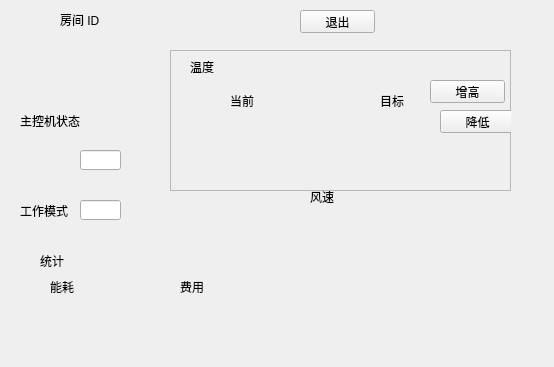
Before: the Qt Designer form src/client/ui/controlwindow.ui in iYiYaHa/Air-Conditioner, drawn with Qt 5.
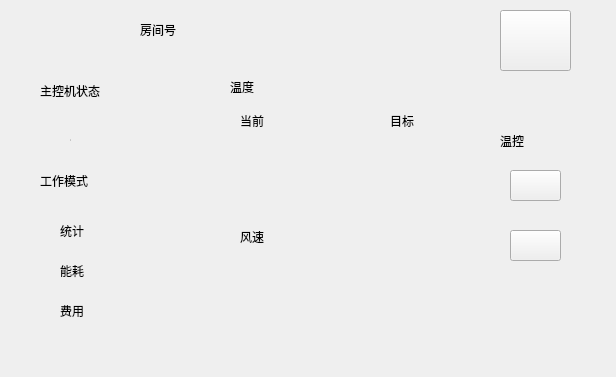
After: the same form once the commit is applied. Icons and pictures are not drawn.

```diff
--- a/src/client/ui/controlwindow.ui
+++ b/src/client/ui/controlwindow.ui
@@ -6,8 +6,8 @@
    <rect>
     <x>0</x>
     <y>0</y>
-    <width>554</width>
-    <height>367</height>
+    <width>616</width>
+    <height>377</height>
    </rect>
   </property>
   <property name="windowTitle">
@@ -18,8 +18,8 @@
     <rect>
      <x>0</x>
      <y>0</y>
-     <width>561</width>
-     <height>371</height>
+     <width>621</width>
+     <height>381</height>
     </rect>
    </property>
    <property name="styleSheet">
@@ -40,8 +40,8 @@
    <widget class="QFrame" name="frame_2">
     <property name="geometry">
      <rect>
-      <x>10</x>
-      <y>100</y>
+      <x>30</x>
+      <y>70</y>
       <width>181</width>
       <height>141</height>
      </rect>
@@ -66,36 +66,38 @@
       <rect>
        <x>10</x>
        <y>100</y>
-       <width>61</width>
+       <width>71</width>
        <height>21</height>
       </rect>
      </property>
+     <property name="styleSheet">
+      <string notr="true">#WorkingModeLabel{
+background-color:transparent;
+	font: 12pt &quot;幼圆&quot;;
+}</string>
+     </property>
      <property name="text">
       <string>工作模式</string>
      </property>
     </widget>
-    <widget class="QLineEdit" name="ServerState">
-     <property name="geometry">
-      <rect>
-       <x>70</x>
-       <y>50</y>
-       <width>41</width>
-       <height>20</height>
-      </rect>
-     </property>
-     <property name="readOnly">
-      <bool>true</bool>
-     </property>
-    </widget>
     <widget class="QLineEdit" name="WorkingMode">
      <property name="geometry">
       <rect>
-       <x>70</x>
+       <x>90</x>
        <y>100</y>
        <width>41</width>
        <height>20</height>
       </rect>
      </property>
+     <property name="styleSheet">
+      <string notr="true">#WorkingMode {
+background-color:transparent;
+	font: 12pt &quot;幼圆&quot;;
+}</string>
+     </property>
+     <property name="frame">
+      <bool>false</bool>
+     </property>
      <property name="readOnly">
       <bool>true</bool>
      </property>
@@ -116,14 +118,40 @@
       <string>主控机状态</string>
      </property>
     </widget>
+    <widget class="QCheckBox" name="ServerState">
+     <property name="geometry">
+      <rect>
+       <x>40</x>
+       <y>50</y>
+       <width>101</width>
+       <height>41</height>
+      </rect>
+     </property>
+     <property name="styleSheet">
+      <string notr="true">#ServerState:indicator{
+width:0px;
+height:0px;
+}
+#ServerState:checked{
+border-image: url(:/button/On.png);
+}
+
+#ServerState:unchecked{
+border-image: url(:/button/Off.png);
+}</string>
+     </property>
+     <property name="text">
+      <string/>
+     </property>
+    </widget>
    </widget>
    <widget class="QFrame" name="frame_3">
     <property name="geometry">
      <rect>
-      <x>10</x>
-      <y>240</y>
-      <width>341</width>
-      <height>91</height>
+      <x>30</x>
+      <y>210</y>
+      <width>181</width>
+      <height>121</height>
      </rect>
     </property>
     <property name="styleSheet">
@@ -157,10 +185,10 @@
     <widget class="QLabel" name="EnergyLabel">
      <property name="geometry">
       <rect>
-       <x>40</x>
-       <y>30</y>
+       <x>30</x>
+       <y>50</y>
        <width>31</width>
-       <height>34</height>
+       <height>21</height>
       </rect>
      </property>
      <property name="styleSheet">
@@ -173,10 +201,10 @@
     <widget class="QLabel" name="CostLabel">
      <property name="geometry">
       <rect>
-       <x>170</x>
-       <y>30</y>
+       <x>30</x>
+       <y>90</y>
        <width>31</width>
-       <height>34</height>
+       <height>21</height>
       </rect>
      </property>
      <property name="styleSheet">
@@ -189,8 +217,8 @@
     <widget class="QLineEdit" name="Energy">
      <property name="geometry">
       <rect>
-       <x>80</x>
-       <y>40</y>
+       <x>70</x>
+       <y>50</y>
        <width>81</width>
        <height>20</height>
       </rect>
@@ -211,8 +239,8 @@
     <widget class="QLineEdit" name="Cost">
      <property name="geometry">
       <rect>
-       <x>210</x>
-       <y>40</y>
+       <x>70</x>
+       <y>90</y>
        <width>81</width>
        <height>20</height>
       </rect>
@@ -250,8 +278,8 @@
    <widget class="QLabel" name="RoomIdLabel">
     <property name="geometry">
      <rect>
-      <x>60</x>
-      <y>10</y>
+      <x>140</x>
+      <y>20</y>
       <width>71</width>
       <height>20</height>
      </rect>
@@ -260,14 +288,14 @@
      <string notr="true">font: 14pt &quot;幼圆&quot;;</string>
     </property>
     <property name="text">
-     <string>房间 ID</string>
+     <string>房间号</string>
     </property>
    </widget>
    <widget class="QLineEdit" name="RoomId">
     <property name="geometry">
      <rect>
-      <x>139</x>
-      <y>10</y>
+      <x>240</x>
+      <y>20</y>
       <width>121</width>
       <height>20</height>
      </rect>
@@ -284,10 +312,10 @@
    <widget class="QFrame" name="frame_6">
     <property name="geometry">
      <rect>
-      <x>280</x>
-      <y>170</y>
+      <x>210</x>
+      <y>210</y>
       <width>271</width>
-      <height>161</height>
+      <height>121</height>
      </rect>
     </property>
     <property name="styleSheet">
@@ -388,27 +416,30 @@
    <widget class="QPushButton" name="QuitBtn">
     <property name="geometry">
      <rect>
-      <x>300</x>
+      <x>500</x>
       <y>10</y>
-      <width>75</width>
-      <height>23</height>
+      <width>71</width>
+      <height>61</height>
      </rect>
     </property>
+    <property name="styleSheet">
+     <string notr="true">border-image: url(:/button/QuitBtn.png);</string>
+    </property>
     <property name="text">
-     <string>退出</string>
+     <string/>
     </property>
    </widget>
    <widget class="QFrame" name="frame_4">
     <property name="geometry">
      <rect>
-      <x>170</x>
-      <y>50</y>
-      <width>341</width>
+      <x>210</x>
+      <y>70</y>
+      <width>271</width>
       <height>141</height>
      </rect>
     </property>
     <property name="styleSheet">
-     <string notr="true">#frame_2 {
+     <string notr="true">#frame_4 {
 border-image: url(:/background/backgroundShadow.png);
 border-top-left-radius:30px;
 border-top-right-radius:30px;
@@ -422,38 +453,12 @@
     <property name="frameShadow">
      <enum>QFrame::Raised</enum>
     </property>
-    <widget class="QPushButton" name="DownBtn">
-     <property name="geometry">
-      <rect>
-       <x>270</x>
-       <y>60</y>
-       <width>75</width>
-       <height>23</height>
-      </rect>
-     </property>
-     <property name="text">
-      <string>降低</string>
-     </property>
-    </widget>
-    <widget class="QPushButton" name="UpBtn">
-     <property name="geometry">
-      <rect>
-       <x>260</x>
-       <y>30</y>
-       <width>75</width>
-       <height>23</height>
-      </rect>
-     </property>
-     <property name="text">
-      <string>增高</string>
-     </property>
-    </widget>
     <widget class="QLineEdit" name="CurrTemp">
      <property name="geometry">
       <rect>
        <x>20</x>
-       <y>69</y>
-       <width>61</width>
+       <y>80</y>
+       <width>41</width>
        <height>31</height>
       </rect>
      </property>
@@ -473,7 +478,7 @@
     <widget class="QLabel" name="CurrTempLabel">
      <property name="geometry">
       <rect>
-       <x>60</x>
+       <x>30</x>
        <y>40</y>
        <width>31</width>
        <height>21</height>
@@ -489,7 +494,7 @@
     <widget class="QLabel" name="TargetTempLabel">
      <property name="geometry">
       <rect>
-       <x>210</x>
+       <x>180</x>
        <y>40</y>
        <width>31</width>
        <height>21</height>
@@ -505,8 +510,8 @@
     <widget class="QLineEdit" name="TargetTemp">
      <property name="geometry">
       <rect>
-       <x>190</x>
-       <y>70</y>
+       <x>170</x>
+       <y>80</y>
        <width>41</width>
        <height>31</height>
       </rect>
@@ -543,8 +548,8 @@
     <widget class="QLabel" name="minLabel">
      <property name="geometry">
       <rect>
-       <x>90</x>
-       <y>70</y>
+       <x>50</x>
+       <y>80</y>
        <width>41</width>
        <height>31</height>
       </rect>
@@ -561,8 +566,8 @@
     <widget class="QLabel" name="maxLabel">
      <property name="geometry">
       <rect>
-       <x>230</x>
-       <y>70</y>
+       <x>200</x>
+       <y>80</y>
        <width>41</width>
        <height>31</height>
       </rect>
@@ -576,6 +581,124 @@
       <string/>
      </property>
     </widget>
+    <widget class="QLabel" name="label">
+     <property name="geometry">
+      <rect>
+       <x>100</x>
+       <y>70</y>
+       <width>61</width>
+       <height>51</height>
+      </rect>
+     </property>
+     <property name="styleSheet">
+      <string notr="true">border-image: url(:/button/Wave.png);</string>
+     </property>
+     <property name="text">
+      <string/>
+     </property>
+    </widget>
+   </widget>
+   <widget class="QFrame" name="frame_5">
+    <property name="geometry">
+     <rect>
+      <x>480</x>
+      <y>110</y>
+      <width>101</width>
+      <height>181</height>
+     </rect>
+    </property>
+    <property name="styleSheet">
+     <string notr="true">#frame_5 {
+border-image: url(:/background/backgroundShadow.png);
+border-top-left-radius:30px;
+border-top-right-radius:30px;
+border-bottom-left-radius:30px;
+border-bottom-right-radius:30px;
+}</string>
+    </property>
+    <property name="frameShape">
+     <enum>QFrame::NoFrame</enum>
+    </property>
+    <property name="frameShadow">
+     <enum>QFrame::Sunken</enum>
+    </property>
+    <widget class="QPushButton" name="DownBtn_4">
+     <property name="geometry">
+      <rect>
+       <x>310</x>
+       <y>150</y>
+       <width>75</width>
+       <height>23</height>
+      </rect>
+     </property>
+     <property name="text">
+      <string>降低</string>
+     </property>
+    </widget>
+    <widget class="QLabel" name="ServerStateLabel_3">
+     <property name="geometry">
+      <rect>
+       <x>20</x>
+       <y>10</y>
+       <width>51</width>
+       <height>41</height>
+      </rect>
+     </property>
+     <property name="styleSheet">
+      <string notr="true">font: 75 16pt &quot;幼圆&quot;;</string>
+     </property>
+     <property name="text">
+      <string>温控</string>
+     </property>
+    </widget>
+    <widget class="QPushButton" name="DownBtn">
+     <property name="geometry">
+      <rect>
+       <x>30</x>
+       <y>120</y>
+       <width>51</width>
+       <height>31</height>
+      </rect>
+     </property>
+     <property name="styleSheet">
+      <string notr="true">#DownBtn{
+border-image: url(:/button/MinusNormal.png);
+}
+#DownBtn:pressed{
+border-image: url(:/button/MinusPressed.png);
+}
+#DownBtn:hover{
+border-image: url(:/button/MinusHover.png);
+}</string>
+     </property>
+     <property name="text">
+      <string/>
+     </property>
+    </widget>
+    <widget class="QPushButton" name="UpBtn">
+     <property name="geometry">
+      <rect>
+       <x>30</x>
+       <y>60</y>
+       <width>51</width>
+       <height>31</height>
+      </rect>
+     </property>
+     <property name="styleSheet">
+      <string notr="true">#UpBtn{
+border-image: url(:/button/AddNormal.png);
+}
+#UpBtn:pressed{
+border-image: url(:/button/AddPressed.png);
+}
+#UpBtn:hover{
+border-image: url(:/button/AddHover.png);
+}</string>
+     </property>
+     <property name="text">
+      <string/>
+     </property>
+    </widget>
    </widget>
    <zorder>frame_6</zorder>
    <zorder>frame_2</zorder>
```
Left out of the diff: 1 changed line with no effect on the pictures.
